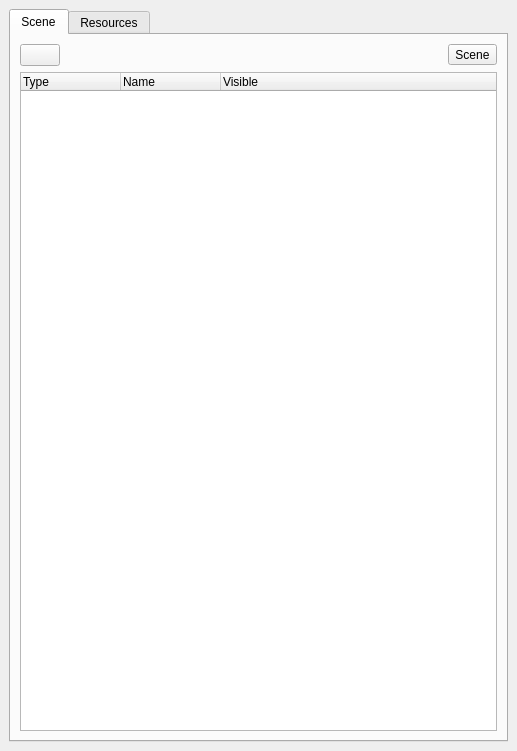
The window that brickleedit/src/gui/scenetree/scenetreedock.ui (paarm/bricklebrit) describes before a commit, drawn with Qt 5.
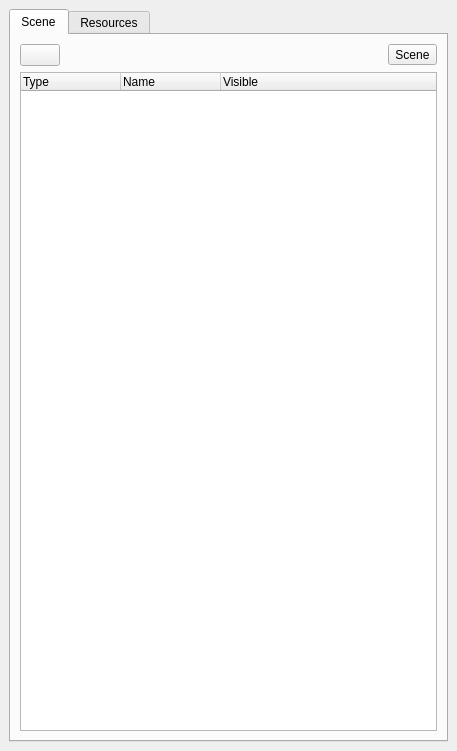
The same window after the commit. The open tabs and pages were chosen to show the change. Icons and pictures are not drawn.

```diff
--- a/brickleedit/src/gui/scenetree/scenetreedock.ui
+++ b/brickleedit/src/gui/scenetree/scenetreedock.ui
@@ -6,10 +6,16 @@
    <rect>
     <x>0</x>
     <y>0</y>
-    <width>517</width>
+    <width>457</width>
     <height>751</height>
    </rect>
   </property>
+  <property name="minimumSize">
+   <size>
+    <width>457</width>
+    <height>225</height>
+   </size>
+  </property>
   <property name="windowTitle">
    <string>Scene Tree</string>
   </property>
```
Left out of the diff: 2 changed lines with no effect on the pictures.
